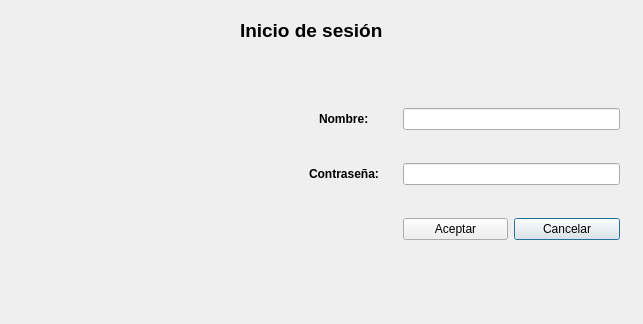
This is dialog.ui in AdrianPrietoLozano/biblioteca as Qt 5 draws it before an edit. The edited form follows.
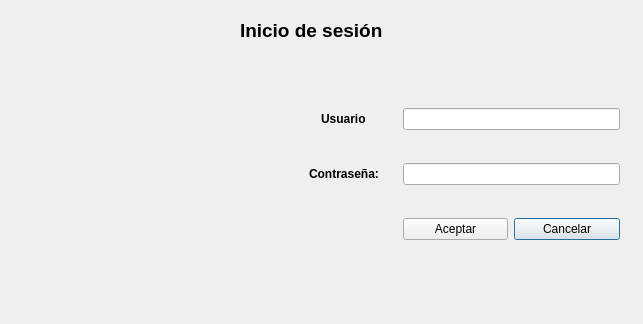
This is the edited form. Icons and pictures are not drawn.

Patch:
```diff
--- a/dialog.ui
+++ b/dialog.ui
@@ -81,7 +81,7 @@
        </font>
       </property>
       <property name="text">
-       <string>Nombre:</string>
+       <string>Usuario</string>
       </property>
       <property name="scaledContents">
        <bool>false</bool>
```
